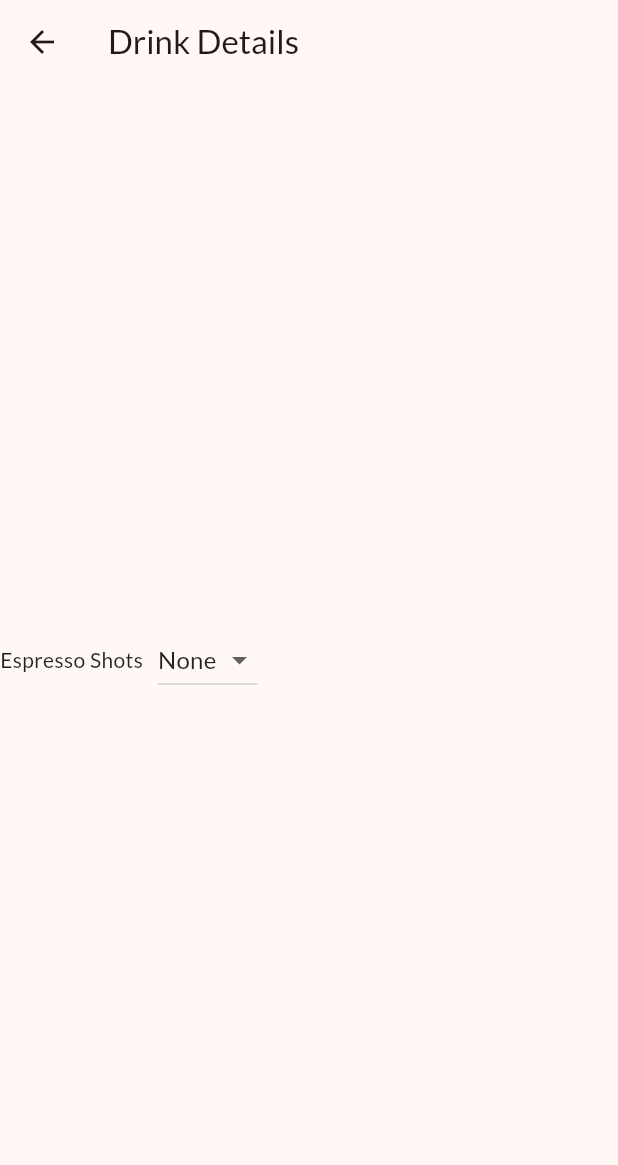
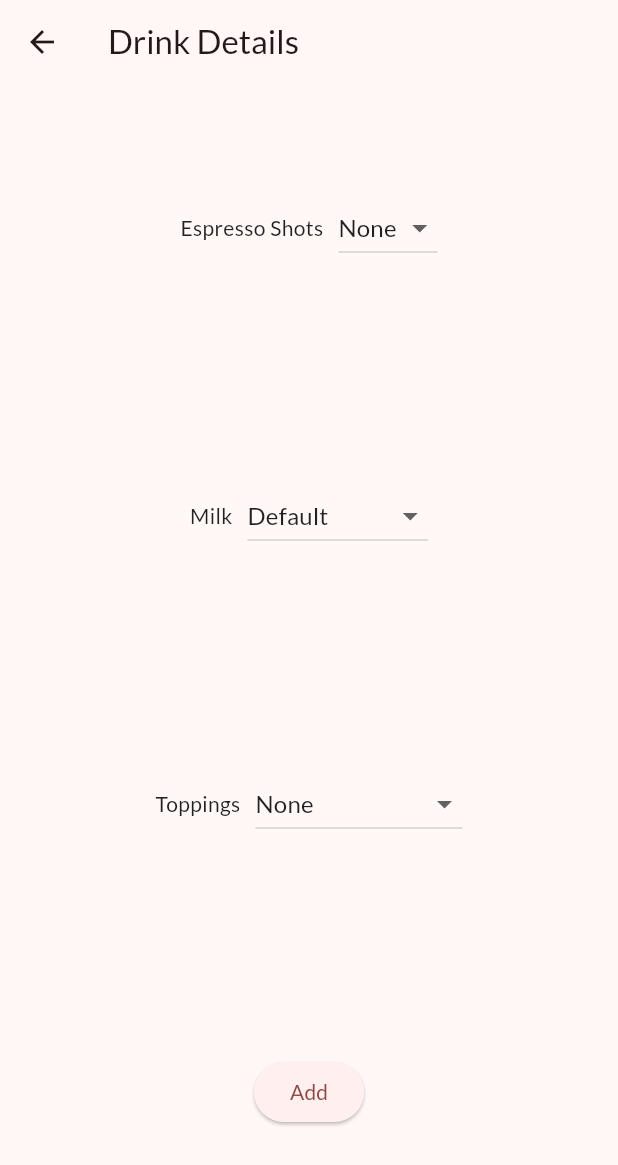
Before and after one commit to sehyeon97/C, a Flutter app: the WandasCoffeeScreen screen opened directly, scrolled down 540 dp, after a tap on the "add" icon, on a phone screen of 412 x 824 dp. Shown: the top 1165 px of the screen. Run offline on Flutter 3.47's test engine with Material 2 defaults, Android fonts, the phone set to English and light mode, and no system bars; our stand-ins replace flutter_riverpod, google_fonts, material_design_icons_flutter, transparent_image.

Commit message:
drink details partially completed

```diff
--- a/lib/models/wandas/milk.dart
+++ b/lib/models/wandas/milk.dart
@@ -1,4 +1,4 @@
-class Milk {
+abstract class Milk {
   const Milk({
     required this.calories,
     required this.fat,
@@ -10,50 +10,90 @@ class Milk {
   final int sugar;
 }
 
-class WholeMilk {
+class WholeMilk implements Milk {
+  @override
   final int calories = 160;
+
+  @override
   final int fat = 8;
+
+  @override
   final int sugar = 12;
 }
 
-class TwoPercentMilk {
+class TwoPercentMilk implements Milk {
+  @override
   final int calories = 80;
+
+  @override
   final int fat = 4;
+
+  @override
   final int sugar = 12;
 }
 
-class AlmondMilk {
+class AlmondMilk implements Milk {
+  @override
   final int calories = 60;
+
+  @override
   final int fat = 4;
+
+  @override
   final int sugar = 5;
 }
 
-class CoconutMilk {
+class CoconutMilk implements Milk {
+  @override
   final int calories = 80;
+
+  @override
   final int fat = 5;
+
+  @override
   final int sugar = 7;
 }
 
-class HeavyCream {
+class HeavyCream implements Milk {
+  @override
   final int calories = 800;
+
+  @override
   final int fat = 80;
+
+  @override
   final int sugar = 6;
 }
 
-class NonFatMilk {
+class NonFatMilk implements Milk {
+  @override
   final int calories = 80;
+
+  @override
   final int fat = 0;
+
+  @override
   final int sugar = 12;
 }
 
-class OatMilk {
+class OatMilk implements Milk {
+  @override
   final int calories = 140;
+
+  @override
   final int fat = 7;
+
+  @override
   final int sugar = 7;
 }
 
-class SoyMilk {
+class SoyMilk implements Milk {
+  @override
   final int calories = 130;
+
+  @override
   final int fat = 4;
+
+  @override
   final int sugar = 13;
 }
--- a/lib/models/wandas/wandas_drinks.dart
+++ b/lib/models/wandas/wandas_drinks.dart
@@ -45,17 +45,13 @@ class Drink {
 
   void addToppings(List<String> toppings) {
     for (String topping in toppings) {
-      switch (topping) {
-        case 'Caramel Drizzle':
-          calories += 15;
-          fat += 1;
-          sugar += 2;
-          break;
-        case 'Mocha Drizzle':
-          calories += 5;
-          sugar += 1;
-          break;
-        default:
+      if (topping == 'Caramel Drizzle') {
+        calories += 15;
+        fat += 1;
+        sugar += 2;
+      } else {
+        calories += 5;
+        sugar += 1;
       }
     }
   }
--- a/lib/widgets/wandas/drink_details.dart
+++ b/lib/widgets/wandas/drink_details.dart
@@ -1,27 +1,51 @@
 import 'package:flutter/material.dart';
+import 'package:flutter_riverpod/flutter_riverpod.dart';
+
+import 'package:meals/models/wandas/milk.dart';
 import 'package:meals/models/wandas/wandas_drinks.dart';
+import 'package:meals/providers/drinks_provider.dart';
 
-class DrinkDetails extends StatefulWidget {
-  const DrinkDetails({super.key});
+class DrinkDetails extends ConsumerStatefulWidget {
+  const DrinkDetails({
+    super.key,
+    required this.drink,
+  });
+
+  final Drink drink;
 
   @override
-  State<DrinkDetails> createState() => _DrinkDetailsState();
+  ConsumerState<DrinkDetails> createState() => _DrinkDetailsState();
 }
 
-class _DrinkDetailsState extends State<DrinkDetails> {
-  var _dropDownValue = 'None';
+class _DrinkDetailsState extends ConsumerState<DrinkDetails> {
   bool addedShots = false;
   int currentShots = 0;
-  Drink customDrink = Drink(
-    id: 'custom',
-    title: 'Custom Drink',
-    calories: 0,
-    sugar: 0,
-    caffeine: 0,
-    fat: 0,
-  );
 
-  void _onSelectEspressoShots(String shots) {
+  var selectedMilk;
+  Map<String, Milk> milks = {
+    'Whole Milk': WholeMilk(),
+    '2% Milk': TwoPercentMilk(),
+    'Almond Milk': AlmondMilk(),
+    'Coconut Milk': CoconutMilk(),
+    'Heavy Cream': HeavyCream(),
+    'Nonfat Milk': NonFatMilk(),
+    'Oat Milk': OatMilk(),
+    'Soy Milk': SoyMilk(),
+  };
+
+  late String _dropDownEspresso;
+  late String _dropDownMilk;
+  late String _dropDownTopping;
+
+  @override
+  void initState() {
+    super.initState();
+    _dropDownEspresso = 'None';
+    _dropDownMilk = 'Default';
+    _dropDownTopping = 'None';
+  }
+
+  void _onSelectEspressoShots(String shots, Drink customDrink) {
     switch (shots) {
       case 'None':
         if (addedShots) {
@@ -60,23 +84,66 @@ class _DrinkDetailsState extends State<DrinkDetails> {
         break;
       default:
     }
+
+    setState(() {
+      _dropDownEspresso = shots;
+    });
+  }
+
+  void _onSelectMilk(String milk) {
+    if (milks.containsKey(milk)) {
+      selectedMilk = milks[milk];
+    }
+
+    setState(() {
+      _dropDownMilk = milk;
+    });
+  }
+
+  void _onSelectToppings(String topping) {
+    setState(() {
+      _dropDownTopping = topping;
+    });
+  }
+
+  void _onAddButton(Drink customDrink) {
+    if (selectedMilk != null) {
+      customDrink.addMilk([selectedMilk]);
+    }
+
+    if (_dropDownTopping != 'None') {
+      customDrink.addToppings([_dropDownTopping]);
+    }
+
+    ref.read(drinksProvider.notifier).addDrink(customDrink);
+    Navigator.of(context).pop();
+  }
+
+  @override
+  void dispose() {
+    super.dispose();
+    selectedMilk.dispose();
   }
 
   @override
   Widget build(BuildContext context) {
+    Drink customDrink = widget.drink;
+
     return Scaffold(
       appBar: AppBar(
         title: const Text('Drink Details'),
       ),
       body: Column(
+        mainAxisAlignment: MainAxisAlignment.spaceEvenly,
         children: [
           Expanded(
             child: Row(
+              mainAxisAlignment: MainAxisAlignment.center,
               children: [
                 const Text('Espresso Shots'),
                 const SizedBox(width: 10),
                 DropdownButton(
-                  value: _dropDownValue,
+                  value: _dropDownEspresso,
                   items: const [
                     DropdownMenuItem(
                       value: 'None',
@@ -100,9 +167,106 @@ class _DrinkDetailsState extends State<DrinkDetails> {
                     ),
                   ],
                   onChanged: (String? newValue) => {
-                    _dropDownValue = newValue!,
-                    _onSelectEspressoShots(newValue),
+                    _onSelectEspressoShots(newValue!, customDrink),
                   },
+                ),
+              ],
+            ),
+          ),
+          Expanded(
+            child: Row(
+              mainAxisAlignment: MainAxisAlignment.center,
+              children: [
+                const Text('Milk'),
+                const SizedBox(width: 10),
+                DropdownButton(
+                  value: _dropDownMilk,
+                  items: const [
+                    DropdownMenuItem(
+                      value: 'Default',
+                      child: Text('Default'),
+                    ),
+                    DropdownMenuItem(
+                      value: 'Whole Milk',
+                      child: Text('Whole Milk'),
+                    ),
+                    DropdownMenuItem(
+                      value: '2% Milk',
+                      child: Text('2% Milk'),
+                    ),
+                    DropdownMenuItem(
+                      value: 'Almond Milk',
+                      child: Text('Almond Milk'),
+                    ),
+                    DropdownMenuItem(
+                      value: 'Coconut Milk',
+                      child: Text('Coconut Milk'),
+                    ),
+                    DropdownMenuItem(
+                      value: 'Heavy Cream',
+                      child: Text('Heavy Cream'),
+                    ),
+                    DropdownMenuItem(
+                      value: 'Nonfat Milk',
+                      child: Text('Nonfat Milk'),
+                    ),
+                    DropdownMenuItem(
+                      value: 'Oat Milk',
+                      child: Text('Oat Milk'),
+                    ),
+                    DropdownMenuItem(
+                      value: 'Soy Milk',
+                      child: Text('Soy Milk'),
+                    ),
+                  ],
+                  onChanged: (String? newValue) => {
+                    _onSelectMilk(newValue!),
+                  },
+                ),
+              ],
+            ),
+          ),
+          Expanded(
+            child: Row(
+              mainAxisAlignment: MainAxisAlignment.center,
+              children: [
+                const Text('Toppings'),
+                const SizedBox(width: 10),
+                DropdownButton(
+                  value: _dropDownTopping,
+                  items: const [
+                    DropdownMenuItem(
+                      value: 'None',
+                      child: Text('None'),
+                    ),
+                    DropdownMenuItem(
+                      value: 'Caramel Drizzle',
+                      child: Text('Caramel Drizzle'),
+                    ),
+                    DropdownMenuItem(
+                      value: 'Mocha Drizzle',
+                      child: Text('Mocha Drizzle'),
+                    ),
+                  ],
+                  onChanged: (newValue) => {
+                    if (newValue != null)
+                      {
+                        _onSelectToppings(newValue),
+                      }
+                  },
+                ),
+              ],
+            ),
+          ),
+          Expanded(
+            child: Row(
+              mainAxisAlignment: MainAxisAlignment.center,
+              children: [
+                ElevatedButton(
+                  onPressed: () {
+                    _onAddButton(customDrink);
+                  },
+                  child: const Text('Add'),
                 ),
               ],
             ),
--- a/lib/widgets/wandas/drinks.dart
+++ b/lib/widgets/wandas/drinks.dart
@@ -24,9 +24,10 @@ class _DrinksState extends ConsumerState<Drinks> {
 
   // this is for the individual items
   void _onSelectCoffee(Drink drink) {
-    ref.read(drinksProvider.notifier).addDrink(drink);
     Navigator.of(context).push(MaterialPageRoute(builder: (contxt) {
-      return const DrinkDetails();
+      return DrinkDetails(
+        drink: drink,
+      );
     }));
   }
 
```
